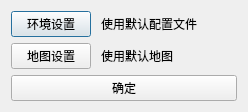
Above: settingpage.ui from UbeCc/SnakeFoP before the change. Below: the same form after it.
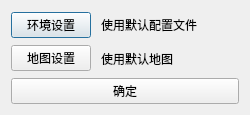
That is the form after the change.

Commit message: Settings dialog as a model dialog

What changed in the file:
```diff
--- a/settingpage.ui
+++ b/settingpage.ui
@@ -6,10 +6,22 @@
    <rect>
     <x>0</x>
     <y>0</y>
-    <width>248</width>
-    <height>112</height>
+    <width>250</width>
+    <height>115</height>
    </rect>
   </property>
+  <property name="minimumSize">
+   <size>
+    <width>250</width>
+    <height>115</height>
+   </size>
+  </property>
+  <property name="maximumSize">
+   <size>
+    <width>250</width>
+    <height>115</height>
+   </size>
+  </property>
   <property name="windowTitle">
    <string>选择游戏配置</string>
   </property>
```
Left out of the diff: 6 changed lines with no effect on the pictures. The commit also changes 6 other files.
